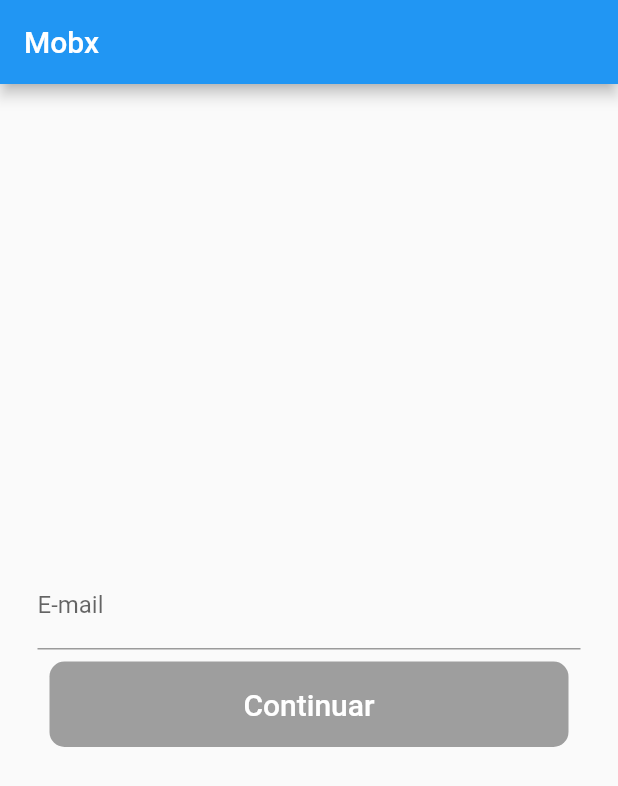
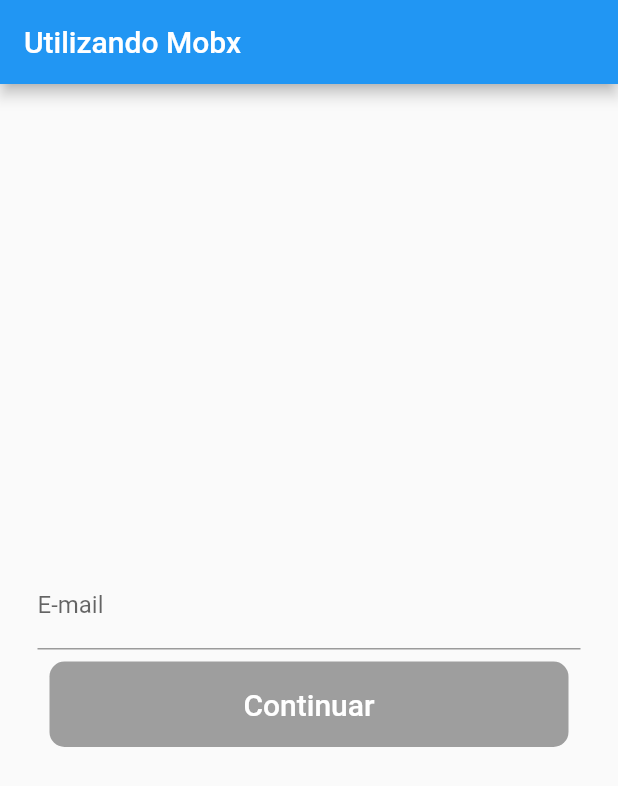
Before and after one commit to allefsousa/FlutterMobx, a Flutter app: the screen it shows after launch, on a phone screen of 412 x 824 dp. Shown: the top 786 px of the screen. Run offline on Flutter 3.47's test engine with Material 2 defaults, Android fonts, the phone set to English and light mode, and no system bars; our stand-ins replace email_validator, flutter_mobx, mobx; generated files the repository leaves out were written again.

Commit message:
Finalizando Intro mobx

```diff
--- a/lib/home_screen.dart
+++ b/lib/home_screen.dart
@@ -27,7 +27,7 @@ class _HomeScreenState extends State<HomeScreen> {
     return Scaffold(
       appBar: AppBar(
         backgroundColor: Colors.blue,
-        title: Title(color: Colors.white, child:Text("Mobx")),
+        title: Title(color: Colors.white, child:Text("Utilizando set State")),
       ),
       body: Container(
         child: Padding(
--- /dev/null
+++ b/lib/home_screen_mobx.dart
@@ -0,0 +1,59 @@
+import 'package:flutter/material.dart';
+import 'package:flutter_mobx/flutter_mobx.dart';
+import 'package:flutter_new_mobx/stores/email_store.dart';
+
+class HomeScreenMobx extends StatelessWidget {
+  @override
+  Widget build(BuildContext context) {
+    final emailStore = EmailStore();
+
+    void _nextStep() {
+      print("Botão ativado");
+    }
+
+    print("Desenhando a tela ..");
+    return Scaffold(
+      appBar: AppBar(
+        backgroundColor: Colors.blue,
+        title: Title(color: Colors.white, child: Text("Utilizando Mobx")),
+      ),
+      body: Container(
+        child: Padding(
+          padding: const EdgeInsets.all(25.0),
+          child: Column(
+            mainAxisAlignment: MainAxisAlignment.center,
+            children: <Widget>[
+              TextField(
+                onChanged: emailStore.changeEmail,
+                keyboardType: TextInputType.emailAddress,
+                decoration: InputDecoration(labelText: "E-mail"),
+                enableSuggestions: false,
+                autocorrect: false,
+              ),
+              Observer(builder: (_) => materialButton(emailStore, _nextStep))
+            ],
+          ),
+        ),
+      ),
+    );
+  }
+
+  Padding materialButton(EmailStore emailStore, void _nextStep()) {
+    return Padding(
+        padding: const EdgeInsets.all(8.0),
+        child: MaterialButton(
+          shape: RoundedRectangleBorder(
+              borderRadius: new BorderRadius.circular(10.0)),
+          minWidth: double.infinity,
+          height: 57.0,
+          child: Text(
+            'Continuar',
+            style: TextStyle(fontSize: 20.0),
+          ),
+          onPressed: emailStore.buttonEnable ? _nextStep : null,
+          textColor: Colors.white,
+          color: Colors.blue,
+          disabledColor: Colors.grey,
+        ));
+  }
+}
--- a/lib/main.dart
+++ b/lib/main.dart
@@ -1,5 +1,6 @@
 import 'package:flutter/material.dart';
-import 'package:flutter_mobx/home_screen.dart';
+import 'package:flutter_new_mobx/home_screen_mobx.dart';
+import 'package:flutter_new_mobx/home_screen.dart';
 
 void main() => runApp(MyApp());
 
@@ -23,7 +24,7 @@ class MyApp extends StatelessWidget {
         // is not restarted.
         primarySwatch: Colors.blue,
       ),
-      home: HomeScreen(),
+      home: HomeScreenMobx(),
     );
   }
 }
--- /dev/null
+++ b/lib/stores/email_store.dart
@@ -0,0 +1,16 @@
+import 'package:email_validator/email_validator.dart';
+import 'package:mobx/mobx.dart';
+part 'email_store.g.dart';
+class EmailStore = _EmailStore with _$EmailStore;
+
+abstract class _EmailStore with Store{
+
+  @observable
+  bool buttonEnable = false;
+
+  @action
+  void changeEmail(value){
+    print(value);
+      buttonEnable = EmailValidator.validate(value);
+  }
+}
```
Also changed, not shown: pubspec.yaml (+6 -1 lines), lib/stores/email_store.g.dart (added), pubspec.lock, 1 other file.
